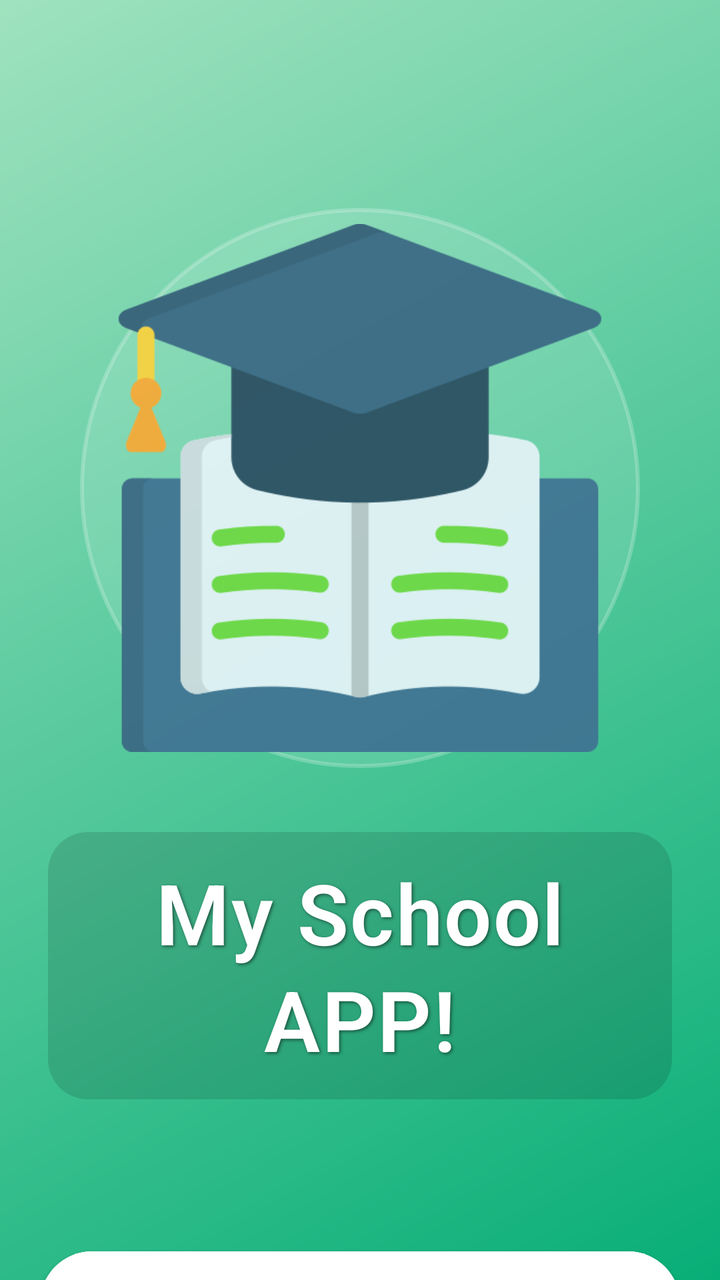
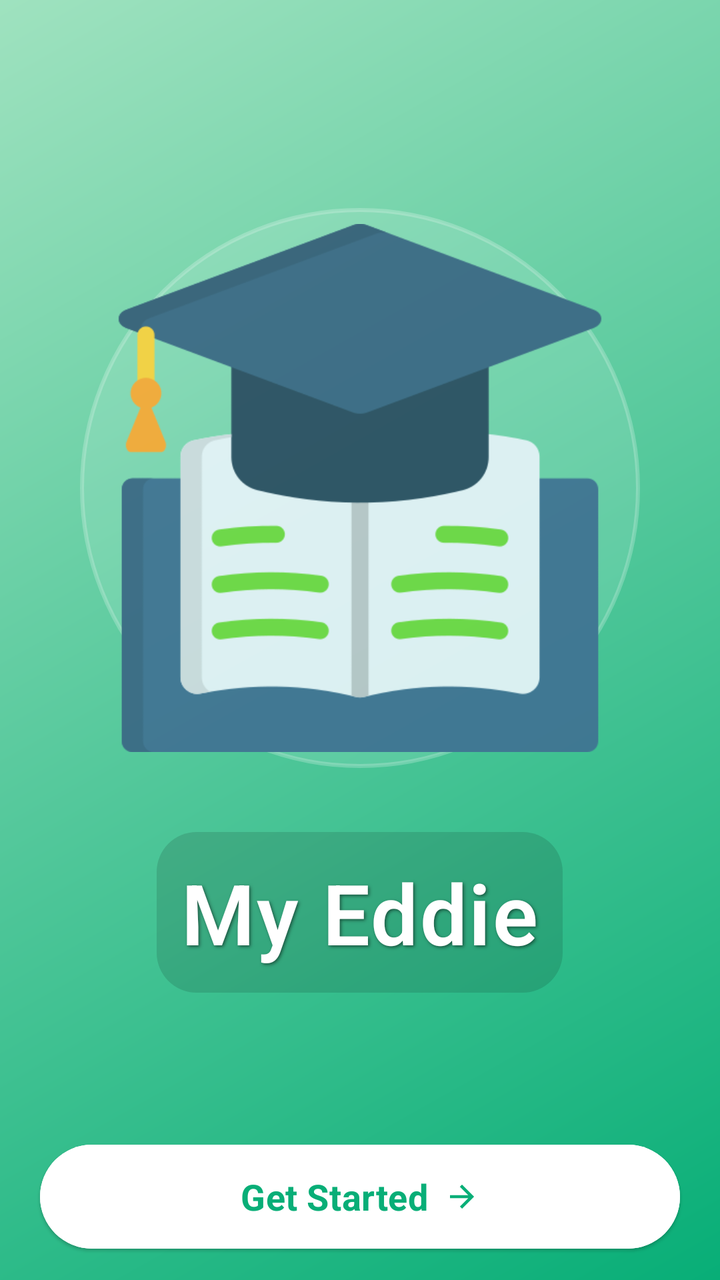

Compare the two renders of this Android layout. The source of the first and the diff that turns it into the second are given below.
<!-- AndroidManifest.xml: application theme Theme.WILPROJECT -->
<!-- res/layout/activity_main.xml -->
<?xml version="1.0" encoding="utf-8"?>
<LinearLayout xmlns:android="http://schemas.android.com/apk/res/android"
    xmlns:app="http://schemas.android.com/apk/res-auto"
    xmlns:tools="http://schemas.android.com/tools"
    android:id="@+id/main"
    android:layout_width="match_parent"
    android:layout_height="match_parent"
    android:background="@drawable/gradient_background"
    android:orientation="vertical"
    android:gravity="center_horizontal"
    android:padding="24dp"
    android:clipToPadding="false"
    tools:context=".MainActivity">

    
    <ImageView
        android:id="@+id/imageView2"
        android:layout_width="280dp"
        android:layout_height="280dp"
        android:layout_marginTop="80dp"
        android:layout_marginBottom="32dp"
        android:scaleType="fitCenter"
        android:alpha="0.9"
        android:elevation="8dp"
        android:background="@drawable/image_circle_background"
        android:padding="8dp"
        app:srcCompat="@drawable/academic" />

    
    <TextView
        android:id="@+id/textView2"
        android:layout_width="wrap_content"
        android:layout_height="wrap_content"
        android:text="My School APP!"
        android:textAlignment="center"
        android:textColor="@color/white"
        android:textSize="42sp"
        android:textStyle="bold"
        android:fontFamily="sans-serif-light"
        android:letterSpacing="0.02"
        android:lineSpacingExtra="4sp"
        android:shadowColor="#80000000"
        android:shadowDx="2"
        android:shadowDy="2"
        android:shadowRadius="4"
        android:layout_marginBottom="48dp"
        android:padding="12dp"
        android:background="@drawable/text_highlight" />

    
    <com.google.android.material.button.MaterialButton
        android:id="@+id/startBtn"
        android:layout_width="320dp"
        android:layout_height="60dp"
        android:layout_marginTop="24dp"
        android:backgroundTint="@color/white"
        android:elevation="6dp"
        android:text="Get Started"
        android:textAllCaps="false"
        android:textColor="@color/green"
        android:textSize="18sp"
        android:textStyle="bold"
        android:fontFamily="sans-serif"
        android:letterSpacing="0.01"
        android:drawablePadding="8dp"
        app:icon="@drawable/baseline_arrow_forward_24"
        app:iconGravity="textEnd"
        app:iconTint="@color/green"
        app:cornerRadius="30dp"
        app:rippleColor="@color/light_green"
        style="@style/Widget.Material3.Button.ElevatedButton" />

    
    <TextView
        android:layout_width="wrap_content"
        android:layout_height="wrap_content"
        android:text="Welcome to your learning journey"
        android:textColor="#CCFFFFFF"
        android:textSize="14sp"
        android:layout_marginTop="16dp"
        android:fontFamily="sans-serif"
        android:letterSpacing="0.03"
        android:drawablePadding="4dp"
        android:drawableStart="@drawable/baseline_school_24" />

</LinearLayout>
<!-- resources referenced by this layout -->
<resources>
  <color name="green">#08AE77</color>
  <color name="light_green">#90EE90</color>
  <color name="white">#FFFFFFFF</color>
  <!-- drawable academic: png bitmap (drawable, 22198 bytes) -->
  <!-- drawable baseline_arrow_forward_24 (drawable) -->
  <vector xmlns:android="http://schemas.android.com/apk/res/android" android:autoMirrored="true" android:height="24dp" android:tint="#08AE77" android:viewportHeight="24" android:viewportWidth="24" android:width="24dp">
        
      <path android:fillColor="@android:color/white" android:pathData="M12,4l-1.41,1.41L16.17,11H4v2h12.17l-5.58,5.59L12,20l8,-8z"/>
      
  </vector>
  <!-- drawable baseline_school_24 (drawable) -->
  <vector xmlns:android="http://schemas.android.com/apk/res/android" android:height="24dp" android:tint="#FFFFFF" android:viewportHeight="24" android:viewportWidth="24" android:width="24dp">
        
      <path android:fillColor="@android:color/white" android:pathData="M5,13.18v4L12,21l7,-3.82v-4L12,17l-7,-3.82zM12,3L1,9l11,6 9,-4.91V17h2V9L12,3z"/>
      
  </vector>
  <!-- drawable gradient_background (drawable) -->
  <?xml version="1.0" encoding="utf-8"?>
  <shape xmlns:android="http://schemas.android.com/apk/res/android">
      <gradient
          android:startColor="@color/finalGreen"
          android:endColor="@color/seafoamGreen"
          android:angle="135" />
  </shape>
  <!-- drawable image_circle_background (drawable) -->
  <?xml version="1.0" encoding="utf-8"?>
  <shape xmlns:android="http://schemas.android.com/apk/res/android">
      <solid android:color="#20FFFFFF" />
      <corners android:radius="140dp" />
      <stroke
          android:width="2dp"
          android:color="#40FFFFFF" />
  </shape>
  <!-- drawable text_highlight (drawable) -->
  <?xml version="1.0" encoding="utf-8"?>
  <shape xmlns:android="http://schemas.android.com/apk/res/android">
      <corners android:radius="20dp" />
      <solid android:color="#20000000" />
  </shape>
  <style name="Theme.WILPROJECT" parent="Base.Theme.WILPROJECT" />
  <color name="finalGreen">#08AE77</color>
  <color name="seafoamGreen">#9FE2BF</color>
  <style name="Base.Theme.WILPROJECT" parent="Theme.Material3.DayNight.NoActionBar">
          
          
      </style>
</resources>

<!-- the commit's change to res/layout/activity_main.xml (unified diff, before → after) -->
@@ -31,7 +31,7 @@
         android:id="@+id/textView2"
         android:layout_width="wrap_content"
         android:layout_height="wrap_content"
-        android:text="My School APP!"
+        android:text="My Eddie"
         android:textAlignment="center"
         android:textColor="@color/white"
         android:textSize="42sp"
